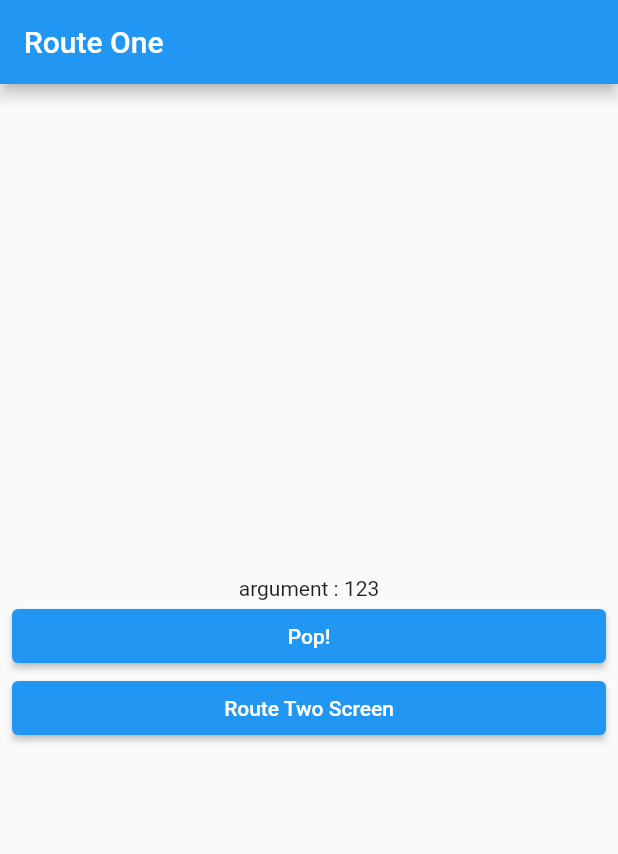
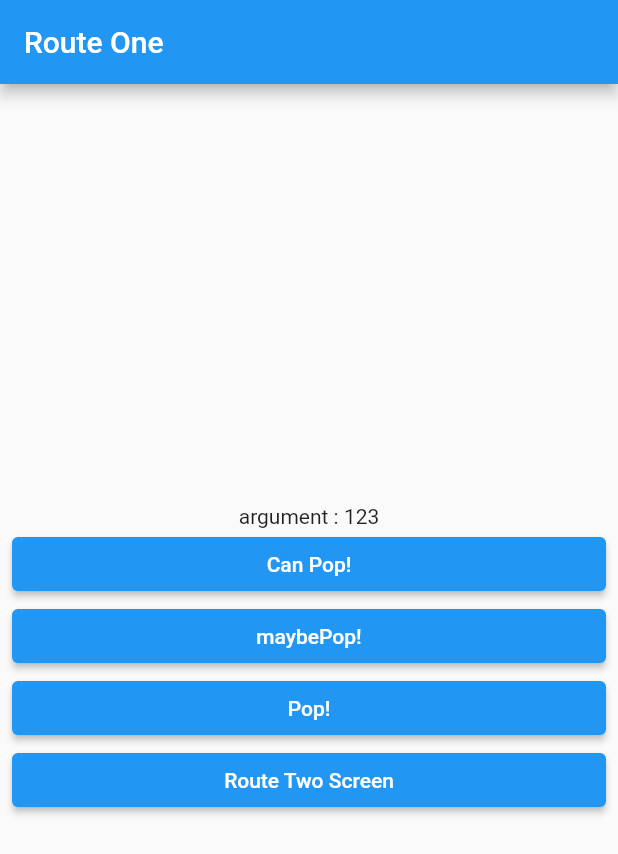
Before and after one commit to JISUCHOIGIT/navigator_example, a Flutter app: the RouteOneScreen widget shown alone on an empty page, opened directly, on a phone screen of 412 x 824 dp. Shown: the top 854 px of the screen. Run offline on Flutter 3.47's test engine with Material 2 defaults, Android fonts, the phone set to English and light mode, and no system bars.

Commit message:
Navigator - push 기능 - pop 기능

```diff
--- a/lib/screen/home_screens.dart
+++ b/lib/screen/home_screens.dart
@@ -10,6 +10,18 @@ class HomeScreen extends StatelessWidget {
     return MainLayout(
       title: 'Home Screen',
       children: [
+        ElevatedButton(
+            onPressed: () {
+              // 앞에 화면이 없기에 검정화면으로 보임
+              Navigator.of(context).pop();
+            },
+            child: Text('Pop')),
+        ElevatedButton(
+            onPressed: () {
+              // 앞에 화면이 없기에 검정화면으로 보임
+              Navigator.of(context).maybePop();
+            },
+            child: Text('Maybe Pop')),
         ElevatedButton(
           onPressed: () async {
             // 다른 화면에서 값 받아오기
--- a/lib/screen/route_one_screen.dart
+++ b/lib/screen/route_one_screen.dart
@@ -3,13 +3,27 @@ import 'package:navigator_example/layoutr/main_layout.dart';
 import 'package:navigator_example/screen/route_two_screen.dart';
 
 class RouteOneScreen extends StatelessWidget {
-  final int number;
+  final int? number;
 
-  const RouteOneScreen({required this.number, Key? key}) : super(key: key);
+  const RouteOneScreen({this.number, Key? key}) : super(key: key);
 
   @override
   Widget build(BuildContext context) {
-    return MainLayout(
+    return WillPopScope(
+      onWillPop: () async {
+        // ture - pop 가능
+        // false - pop 불가능
+        // 일부로 pop 기능이 있다면 막을 수는 없지만, 뒤로가기는 막을 수 있다.
+
+        final canPop = Navigator.of(context).canPop();
+
+        // 작업실행
+        // canPop이 true 리턴시 pop 가능
+        // canPop이 false 리턴시 pop 불가능
+        return canPop;
+        //return false;
+      },
+      child: MainLayout(
         title: 'Route One',
         children: [
           Text(
@@ -18,10 +32,25 @@ class RouteOneScreen extends StatelessWidget {
           ),
           ElevatedButton(
             onPressed: () {
+              print(Navigator.of(context).canPop());
+            },
+            child: Text('Can Pop!'),
+          ),
+          // canPop이 true인 경우만 maybePop이 가능
+          ElevatedButton(
+            onPressed: () {
+              // 화면이 없을 경우 실수로 앱 종료되는 걸 방지
+              Navigator.of(context).maybePop();
+            },
+            child: Text('maybePop!'),
+          ),
+          ElevatedButton(
+            onPressed: () {
               Navigator.of(context).pop(456);
             },
             child: Text('Pop!'),
           ),
+
           ElevatedButton(
               onPressed: () {
                 Navigator.of(context).push(
@@ -36,6 +65,7 @@ class RouteOneScreen extends StatelessWidget {
               },
               child: Text('Route Two Screen')),
         ],
+      ),
     );
   }
 }
```
Also changed, not shown: lib/main.dart (+16 -3 lines), lib/screen/route_three_screen.dart (+18 -5 lines), lib/screen/route_two_screen.dart (+37 -0 lines). Lines whose indentation alone changed are shown as unchanged.
